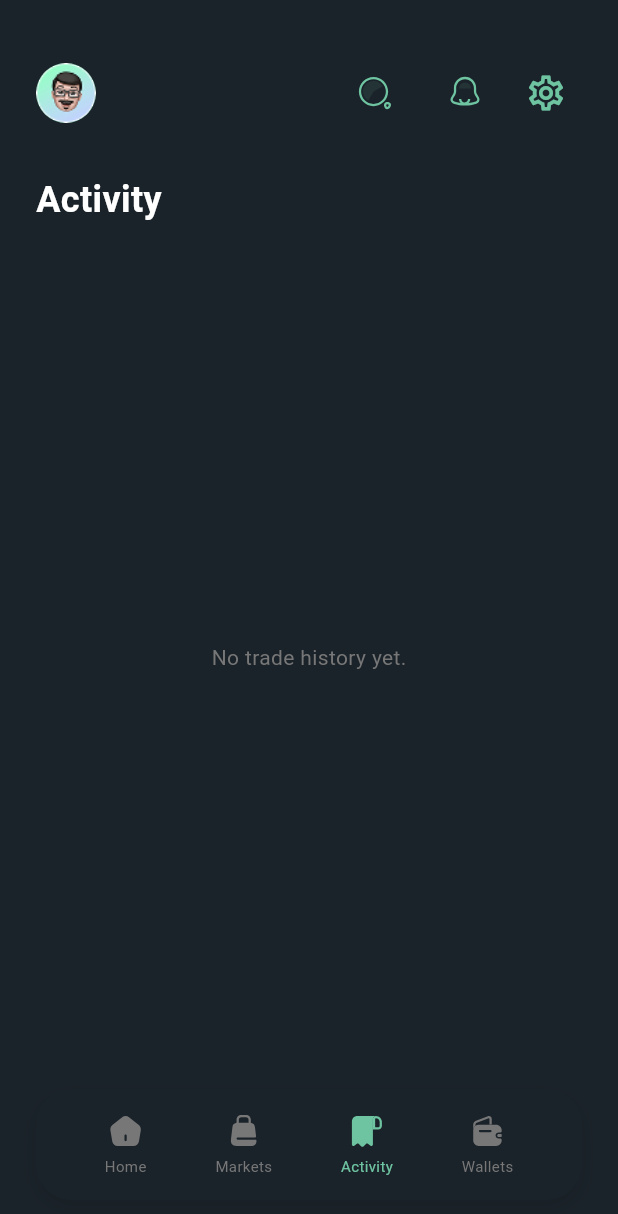
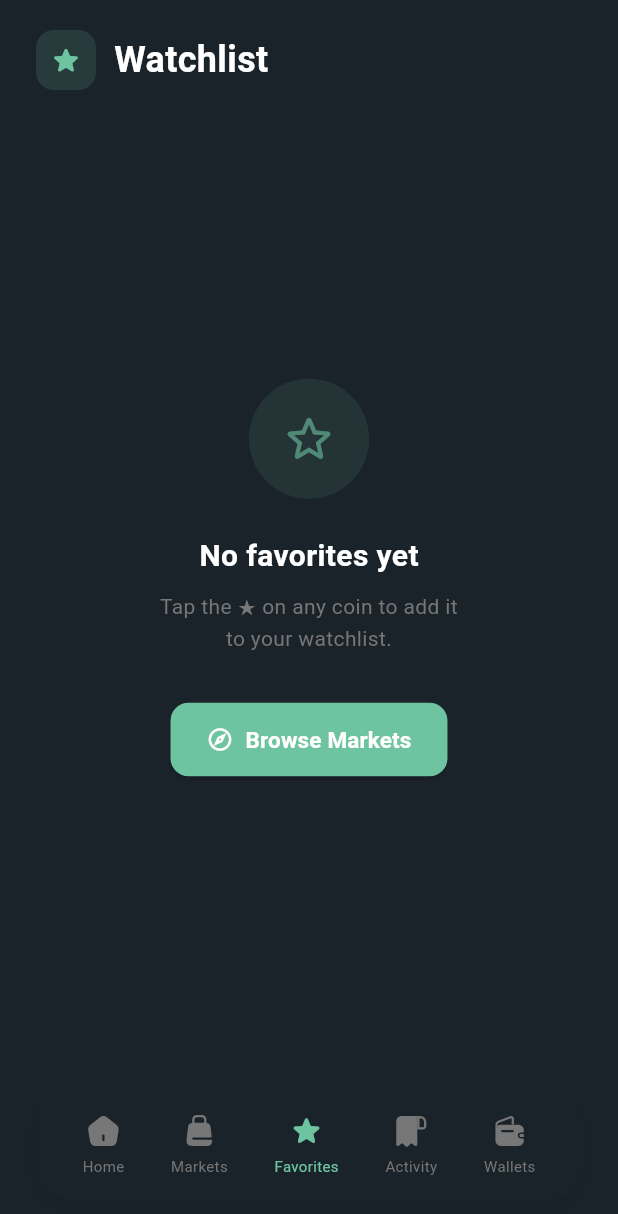
Before and after one commit to DevOmarAmer/crypto_tarde, a Flutter app: the MainScaffold screen opened directly with empty values, item 3 of the bottom bar chosen, on a phone screen of 412 x 824 dp. Shown: the top 1214 px of the screen. Run offline on Flutter 3.47's test engine with Material 3 defaults, Android fonts, the phone set to English and light mode, and no system bars; our stand-ins replace cached_network_image, dio, equatable, fl_chart, flutter_bloc, flutter_svg and 7 more; accounts and stored records are empty; network calls fail.

Commit message:
feat: add favorites feature with cubit and navigation
- Implemented FavoritesCubit for managing favorite coins with SharedPreferences persistence
- Added favorites route and integrated it into the main navigation scaffold
- Updated MainScaffold to include favorites tab in bottom navigation
- Registered FavoritesCubit in dependency injection

```diff
--- a/lib/core/di/dependency_injection.dart
+++ b/lib/core/di/dependency_injection.dart
@@ -11,6 +11,9 @@ import '../../features/auth/presentation/bloc/auth_cubit.dart';
 // Search Feature Imports
 import '../../features/search/data/repos/search_repo.dart';
 import '../../features/search/logic/search_cubit.dart';
+
+// Favorites Feature Imports
+import '../../features/favorites/presentation/bloc/favorites_cubit.dart';
 
 // Market Feature Imports
 import '../../features/market/data/repositories/market_repository_impl.dart';
@@ -46,6 +49,7 @@ Future<void> initDependencies() async {
   );
   sl.registerFactory(() => AuthCubit(sl()));
   sl.registerFactory(() => SearchCubit(sl()));
+  sl.registerLazySingleton(() => FavoritesCubit(sl()));
 
   // Features - UseCases
   sl.registerLazySingleton(() => GetMarketCoinsUseCase(sl()));
--- a/lib/core/routes/app_router.dart
+++ b/lib/core/routes/app_router.dart
@@ -19,6 +19,8 @@ import '../../features/wallet/presentation/pages/wallet_screen.dart';
 import '../../features/trade/presentation/pages/trade_screen.dart';
 import '../../features/activity/presentation/pages/activity_screen.dart';
 import '../widgets/main_scaffold.dart';
+import '../../features/favorites/presentation/pages/favorites_screen.dart';
+import '../../features/favorites/presentation/bloc/favorites_cubit.dart';
 
 class AppRouter {
   static const String splash = '/';
@@ -33,6 +35,7 @@ class AppRouter {
   static const String wallet = '/wallet';
   static const String trades = '/trade_screen'; // Full trade screen
   static const String myTrades = '/my_trades'; // Activity feed
+  static const String favorites = '/favorites';
 
   static final GoRouter router = GoRouter(
     initialLocation: splash,
@@ -75,7 +78,10 @@ class AppRouter {
       // Routes with persistent bottom navigation bar
       ShellRoute(
         builder: (context, state, child) {
-          return MainScaffold(location: state.matchedLocation, child: child);
+          return BlocProvider<FavoritesCubit>(
+            create: (_) => sl<FavoritesCubit>(),
+            child: MainScaffold(location: state.matchedLocation, child: child),
+          );
         },
         routes: [
           GoRoute(path: home, builder: (context, state) => const HomeScreen()),
@@ -98,6 +104,13 @@ class AppRouter {
             path: myTrades,
             builder: (context, state) => const ActivityScreen(),
           ),
+          GoRoute(
+            path: favorites,
+            builder: (context, state) => BlocProvider<MarketCubit>(
+              create: (_) => sl<MarketCubit>()..fetchMarketCoins(),
+              child: const FavoritesScreen(),
+            ),
+          ),
         ],
       ),
       GoRoute(
--- a/lib/core/widgets/main_scaffold.dart
+++ b/lib/core/widgets/main_scaffold.dart
@@ -28,8 +28,9 @@ class MainScaffold extends StatelessWidget {
   int _getCurrentIndex(String location) {
     if (location.startsWith('/home')) return 0;
     if (location.startsWith('/market')) return 1;
-    if (location.startsWith('/my_trades')) return 2;
-    if (location.startsWith('/wallet')) return 3;
+    if (location.startsWith('/favorites')) return 2;
+    if (location.startsWith('/my_trades')) return 3;
+    if (location.startsWith('/wallet')) return 4;
     return 0;
   }
 }
--- /dev/null
+++ b/lib/features/favorites/presentation/bloc/favorites_cubit.dart
@@ -0,0 +1,53 @@
+import 'package:flutter_bloc/flutter_bloc.dart';
+import 'package:equatable/equatable.dart';
+import 'package:shared_preferences/shared_preferences.dart';
+
+// ── State ─────────────────────────────────────────────────────────────────────
+
+class FavoritesState extends Equatable {
+  final Set<String> favoriteCoinIds;
+
+  const FavoritesState({this.favoriteCoinIds = const {}});
+
+  bool isFavorited(String coinId) => favoriteCoinIds.contains(coinId);
+
+  FavoritesState copyWith({Set<String>? favoriteCoinIds}) =>
+      FavoritesState(favoriteCoinIds: favoriteCoinIds ?? this.favoriteCoinIds);
+
+  @override
+  List<Object?> get props => [favoriteCoinIds];
+}
+
+// ── Cubit ─────────────────────────────────────────────────────────────────────
+
+const _kPrefKey = 'favorite_coin_ids';
+
+class FavoritesCubit extends Cubit<FavoritesState> {
+  final SharedPreferences _prefs;
+
+  FavoritesCubit(this._prefs) : super(const FavoritesState()) {
+    _loadFromPrefs();
+  }
+
+  void _loadFromPrefs() {
+    final saved = _prefs.getStringList(_kPrefKey) ?? [];
+    emit(FavoritesState(favoriteCoinIds: saved.toSet()));
+  }
+
+  void toggleFavorite(String coinId) {
+    final current = Set<String>.from(state.favoriteCoinIds);
+    if (current.contains(coinId)) {
+      current.remove(coinId);
+    } else {
+      current.add(coinId);
+    }
+    emit(state.copyWith(favoriteCoinIds: current));
+    _prefs.setStringList(_kPrefKey, current.toList());
+  }
+
+  void removeFavorite(String coinId) {
+    final current = Set<String>.from(state.favoriteCoinIds)..remove(coinId);
+    emit(state.copyWith(favoriteCoinIds: current));
+    _prefs.setStringList(_kPrefKey, current.toList());
+  }
+}
--- /dev/null
+++ b/lib/features/favorites/presentation/pages/favorites_screen.dart
@@ -0,0 +1,199 @@
+import 'package:flutter/material.dart';
+import 'package:flutter_bloc/flutter_bloc.dart';
+import 'package:go_router/go_router.dart';
+import '../../../../core/theme/app_colors.dart';
+import '../../../../core/routes/app_router.dart';
+import '../../../market/presentation/bloc/market_cubit.dart';
+import '../../../market/presentation/widgets/market_coin_tile.dart';
+import '../../../market/presentation/widgets/market_skeleton_tile.dart';
+import '../bloc/favorites_cubit.dart';
+
+class FavoritesScreen extends StatelessWidget {
+  const FavoritesScreen({super.key});
+
+  @override
+  Widget build(BuildContext context) {
+    return Scaffold(
+      backgroundColor: AppColors.darkBackground,
+      body: SafeArea(
+        child: Column(
+          crossAxisAlignment: CrossAxisAlignment.start,
+          children: [
+            _buildHeader(context),
+            Expanded(child: _buildBody(context)),
+          ],
+        ),
+      ),
+    );
+  }
+
+  // ── Header ─────────────────────────────────────────────────────────────────
+
+  Widget _buildHeader(BuildContext context) {
+    return Padding(
+      padding: const EdgeInsets.fromLTRB(24, 20, 24, 8),
+      child: Row(
+        children: [
+          Container(
+            width: 40,
+            height: 40,
+            decoration: BoxDecoration(
+              color: AppColors.primary.withOpacity(0.15),
+              borderRadius: BorderRadius.circular(12),
+            ),
+            child: const Icon(
+              Icons.star_rounded,
+              color: AppColors.primary,
+              size: 22,
+            ),
+          ),
+          const SizedBox(width: 12),
+          const Text(
+            'Watchlist',
+            style: TextStyle(
+              color: AppColors.textPrimary,
+              fontSize: 24,
+              fontWeight: FontWeight.bold,
+            ),
+          ),
+        ],
+      ),
+    );
+  }
+
+  // ── Body ───────────────────────────────────────────────────────────────────
+
+  Widget _buildBody(BuildContext context) {
+    return BlocBuilder<FavoritesCubit, FavoritesState>(
+      builder: (context, favState) {
+        if (favState.favoriteCoinIds.isEmpty) {
+          return _buildEmptyState(context);
+        }
+
+        return BlocBuilder<MarketCubit, MarketState>(
+          builder: (context, marketState) {
+            if (marketState is MarketInitial || marketState is MarketLoading) {
+              return const MarketSkeletonList();
+            }
+
+            if (marketState is MarketError) {
+              return _buildErrorView(context);
+            }
+
+            if (marketState is MarketLoaded) {
+              final favCoins = marketState.coins
+                  .where((c) => favState.isFavorited(c.id))
+                  .toList();
+
+              if (favCoins.isEmpty) {
+                return _buildEmptyState(context);
+              }
+
+              return ListView.builder(
+                physics: const AlwaysScrollableScrollPhysics(),
+                padding: const EdgeInsets.only(bottom: 120),
+                itemCount: favCoins.length,
+                itemBuilder: (context, index) =>
+                    MarketCoinTile(coin: favCoins[index]),
+              );
+            }
+
+            return const SizedBox();
+          },
+        );
+      },
+    );
+  }
+
+  // ── Empty State ────────────────────────────────────────────────────────────
+
+  Widget _buildEmptyState(BuildContext context) {
+    return Center(
+      child: Column(
+        mainAxisAlignment: MainAxisAlignment.center,
+        children: [
+          Container(
+            width: 80,
+            height: 80,
+            decoration: BoxDecoration(
+              color: AppColors.primary.withOpacity(0.1),
+              shape: BoxShape.circle,
+            ),
+            child: Icon(
+              Icons.star_outline_rounded,
+              color: AppColors.primary.withOpacity(0.6),
+              size: 40,
+            ),
+          ),
+          const SizedBox(height: 24),
+          const Text(
+            'No favorites yet',
+            style: TextStyle(
+              color: AppColors.textPrimary,
+              fontSize: 20,
+              fontWeight: FontWeight.bold,
+            ),
+          ),
+          const SizedBox(height: 8),
+          const Text(
+            'Tap the ★ on any coin to add it\nto your watchlist.',
+            textAlign: TextAlign.center,
+            style: TextStyle(
+              color: AppColors.textSecondary,
+              fontSize: 14,
+              height: 1.5,
+            ),
+          ),
+          const SizedBox(height: 32),
+          ElevatedButton.icon(
+            onPressed: () => context.go(AppRouter.market),
+            style: ElevatedButton.styleFrom(
+              backgroundColor: AppColors.primary,
+              padding:
+                  const EdgeInsets.symmetric(horizontal: 24, vertical: 14),
+              shape: RoundedRectangleBorder(
+                borderRadius: BorderRadius.circular(12),
+              ),
+            ),
+            icon: const Icon(Icons.explore_outlined,
+                color: Colors.white, size: 18),
+            label: const Text(
+              'Browse Markets',
+              style: TextStyle(
+                color: Colors.white,
+                fontSize: 15,
+                fontWeight: FontWeight.w600,
+              ),
+            ),
+          ),
+        ],
+      ),
+    );
+  }
+
+  // ── Error View ─────────────────────────────────────────────────────────────
+
+  Widget _buildErrorView(BuildContext context) {
+    return Center(
+      child: Column(
+        mainAxisAlignment: MainAxisAlignment.center,
+        children: [
+          const Icon(Icons.error_outline, color: AppColors.error, size: 48),
+          const SizedBox(height: 16),
+          const Text(
+            'Failed to load market data',
+            style: TextStyle(color: AppColors.textSecondary),
+          ),
+          const SizedBox(height: 16),
+          ElevatedButton(
+            onPressed: () => context.read<MarketCubit>().fetchMarketCoins(),
+            style:
+                ElevatedButton.styleFrom(backgroundColor: AppColors.primary),
+            child:
+                const Text('Retry', style: TextStyle(color: Colors.white)),
+          ),
+        ],
+      ),
+    );
+  }
+}
--- a/lib/features/home/presentation/widgets/custom_bottom_nav.dart
+++ b/lib/features/home/presentation/widgets/custom_bottom_nav.dart
@@ -45,15 +45,25 @@ class CustomBottomNav extends StatelessWidget {
           _buildNavItem(
             context,
             'assets/images/svg/receipt.svg',
+            'Favorites',
+            currentIndex == 2,
+            () => context.go(AppRouter.favorites),
+            icon: currentIndex == 2
+                ? Icons.star_rounded
+                : Icons.star_outline_rounded,
+          ),
+          _buildNavItem(
+            context,
+            'assets/images/svg/receipt.svg',
             'Activity',
-            currentIndex == 2,
+            currentIndex == 3,
             () => context.go(AppRouter.myTrades),
           ),
           _buildNavItem(
             context,
             'assets/images/svg/empty-wallet.svg',
             'Wallets',
-            currentIndex == 3,
+            currentIndex == 4,
             () => context.go(AppRouter.wallet),
           ),
 
@@ -67,14 +77,18 @@ class CustomBottomNav extends StatelessWidget {
     String assetPath,
     String label,
     bool isActive,
-    VoidCallback onTap,
-  ) {
+    VoidCallback onTap, {
+    IconData? icon,
+  }) {
     final color = isActive ? AppColors.primary : AppColors.textSecondary;
     return GestureDetector(
       onTap: onTap,
       child: Column(
         mainAxisSize: MainAxisSize.min,
         children: [
+          if (icon != null)
+            Icon(icon, color: color, size: 24)
+          else
             SvgPicture.asset(
               assetPath,
               colorFilter: ColorFilter.mode(color, BlendMode.srcIn),
```
Also changed, not shown: lib/features/market/presentation/widgets/market_coin_tile.dart (+38 -4 lines). Lines whose indentation alone changed are shown as unchanged.
